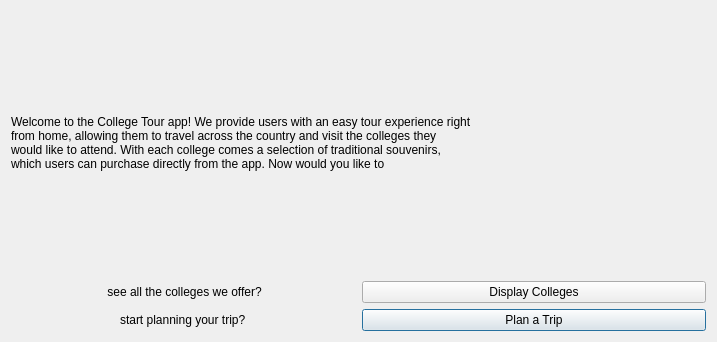
First picture: the form in userinterface.ui, repository Ling2251/CS1D-College-Tour, before the edit.
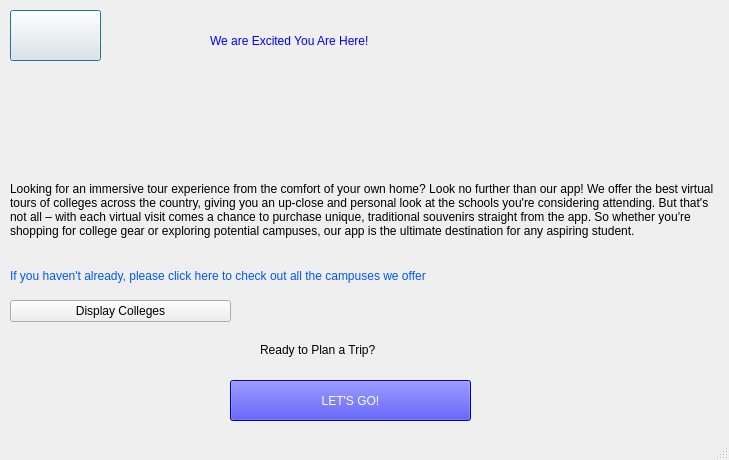
Second picture: the form after the edit. Icons and pictures are not drawn.

The edit to the form file:
```diff
--- a/userinterface.ui
+++ b/userinterface.ui
@@ -6,81 +6,171 @@
    <rect>
     <x>0</x>
     <y>0</y>
-    <width>717</width>
-    <height>342</height>
+    <width>729</width>
+    <height>460</height>
    </rect>
   </property>
   <property name="windowTitle">
    <string>Dialog</string>
   </property>
-  <layout class="QGridLayout" name="gridLayout_3">
-   <item row="0" column="0">
-    <layout class="QGridLayout" name="gridLayout_2">
-     <item row="0" column="0">
-      <widget class="QLabel" name="label_3">
-       <property name="styleSheet">
-        <string notr="true">font: 75 12pt &quot;MS Shell Dlg 2&quot;;
-color: rgb(0, 0, 0)</string>
-       </property>
-       <property name="text">
-        <string>Welcome to the College Tour app! We provide users with an easy tour experience right 
-from home, allowing them to travel across the country and visit the colleges they 
-would like to attend. With each college comes a selection of traditional souvenirs, 
-which users can purchase directly from the app. Now would you like to</string>
-       </property>
-      </widget>
-     </item>
-     <item row="1" column="0">
-      <layout class="QGridLayout" name="gridLayout">
-       <item row="1" column="0">
-        <layout class="QHBoxLayout" name="horizontalLayout_2">
-         <item alignment="Qt::AlignHCenter|Qt::AlignVCenter">
-          <widget class="QLabel" name="label">
-           <property name="styleSheet">
-            <string notr="true">font: 75 12pt &quot;MS Shell Dlg 2&quot;;
-color: rgb(0, 0, 0)</string>
-           </property>
-           <property name="text">
-            <string>start planning your trip?</string>
-           </property>
-          </widget>
-         </item>
-         <item>
-          <widget class="QPushButton" name="planTripButton">
-           <property name="text">
-            <string>Plan a Trip</string>
-           </property>
-          </widget>
-         </item>
-        </layout>
-       </item>
-       <item row="0" column="0">
-        <layout class="QHBoxLayout" name="horizontalLayout">
-         <item alignment="Qt::AlignHCenter|Qt::AlignVCenter">
-          <widget class="QLabel" name="label_2">
-           <property name="styleSheet">
-            <string notr="true">font: 75 12pt &quot;MS Shell Dlg 2&quot;;
-color: rgb(0, 0, 0)</string>
-           </property>
-           <property name="text">
-            <string> see all the colleges we offer?</string>
-           </property>
-          </widget>
-         </item>
-         <item>
-          <widget class="QPushButton" name="displayCollegeButton">
-           <property name="text">
-            <string>Display Colleges</string>
-           </property>
-          </widget>
-         </item>
-        </layout>
-       </item>
-      </layout>
-     </item>
-    </layout>
-   </item>
-  </layout>
+  <property name="sizeGripEnabled">
+   <bool>true</bool>
+  </property>
+  <widget class="QPushButton" name="mainpage">
+   <property name="geometry">
+    <rect>
+     <x>10</x>
+     <y>10</y>
+     <width>91</width>
+     <height>51</height>
+    </rect>
+   </property>
+   <property name="styleSheet">
+    <string notr="true">image: url(:/image/college logo.png);</string>
+   </property>
+   <property name="text">
+    <string/>
+   </property>
+  </widget>
+  <widget class="QLabel" name="label">
+   <property name="geometry">
+    <rect>
+     <x>10</x>
+     <y>250</y>
+     <width>551</width>
+     <height>51</height>
+    </rect>
+   </property>
+   <property name="autoFillBackground">
+    <bool>false</bool>
+   </property>
+   <property name="styleSheet">
+    <string notr="true">font: 700 italic 10pt &quot;Segoe UI&quot;;
+color: rgb(0, 85, 255);</string>
+   </property>
+   <property name="text">
+    <string>If you haven't already, please click here to check out all the campuses we offer </string>
+   </property>
+   <property name="scaledContents">
+    <bool>false</bool>
+   </property>
+   <property name="wordWrap">
+    <bool>true</bool>
+   </property>
+  </widget>
+  <widget class="QPushButton" name="displayCollegeButton">
+   <property name="geometry">
+    <rect>
+     <x>10</x>
+     <y>300</y>
+     <width>221</width>
+     <height>22</height>
+    </rect>
+   </property>
+   <property name="styleSheet">
+    <string notr="true">font: 700 10pt &quot;Segoe UI&quot;;</string>
+   </property>
+   <property name="text">
+    <string>Display Colleges</string>
+   </property>
+  </widget>
+  <widget class="QLabel" name="label_2">
+   <property name="geometry">
+    <rect>
+     <x>260</x>
+     <y>340</y>
+     <width>191</width>
+     <height>20</height>
+    </rect>
+   </property>
+   <property name="styleSheet">
+    <string notr="true">font: 700 12pt &quot;Segoe Print&quot;;
+</string>
+   </property>
+   <property name="text">
+    <string>Ready to Plan a Trip? </string>
+   </property>
+  </widget>
+  <widget class="QPushButton" name="planTripButton">
+   <property name="geometry">
+    <rect>
+     <x>230</x>
+     <y>380</y>
+     <width>241</width>
+     <height>41</height>
+    </rect>
+   </property>
+   <property name="styleSheet">
+    <string notr="true">
+font: 700 12pt &quot;Segoe UI&quot;;
+background-color: rgb(0, 0, 255);
+color: rgb(255, 255, 255);
+</string>
+   </property>
+   <property name="text">
+    <string>LET'S GO!</string>
+   </property>
+  </widget>
+  <widget class="QLabel" name="label_3">
+   <property name="geometry">
+    <rect>
+     <x>210</x>
+     <y>10</y>
+     <width>311</width>
+     <height>61</height>
+    </rect>
+   </property>
+   <property name="styleSheet">
+    <string notr="true">font: 600 18pt &quot;Segoe UI Variable Display Semib&quot;;
+color: rgb(0, 0, 255);</string>
+   </property>
+   <property name="text">
+    <string>We are Excited You Are Here! </string>
+   </property>
+  </widget>
+  <widget class="QLabel" name="label_4">
+   <property name="geometry">
+    <rect>
+     <x>10</x>
+     <y>160</y>
+     <width>711</width>
+     <height>101</height>
+    </rect>
+   </property>
+   <property name="styleSheet">
+    <string notr="true">font: 700 9pt &quot;Segoe UI&quot;;</string>
+   </property>
+   <property name="text">
+    <string>&lt;html&gt;&lt;head/&gt;&lt;body&gt;&lt;p&gt;Looking for an immersive tour experience from the comfort of your own home? Look no further than our app! We offer the best virtual tours of colleges across the country, giving you an up-close and personal look at the schools you're considering attending. But that's not all – with each virtual visit comes a chance to purchase unique, traditional souvenirs straight from the app. So whether you're shopping for college gear or exploring potential campuses, our app is the ultimate destination for any aspiring student.&lt;/p&gt;&lt;/body&gt;&lt;/html&gt;</string>
+   </property>
+   <property name="scaledContents">
+    <bool>false</bool>
+   </property>
+   <property name="wordWrap">
+    <bool>true</bool>
+   </property>
+  </widget>
+  <widget class="QLabel" name="label_5">
+   <property name="geometry">
+    <rect>
+     <x>0</x>
+     <y>0</y>
+     <width>731</width>
+     <height>161</height>
+    </rect>
+   </property>
+   <property name="text">
+    <string>&lt;html&gt;&lt;head/&gt;&lt;body&gt;&lt;p&gt;&lt;img src=&quot;:/image/different colleges.png&quot;/&gt;&lt;/p&gt;&lt;/body&gt;&lt;/html&gt;</string>
+   </property>
+  </widget>
+  <zorder>label_5</zorder>
+  <zorder>mainpage</zorder>
+  <zorder>label</zorder>
+  <zorder>displayCollegeButton</zorder>
+  <zorder>label_2</zorder>
+  <zorder>planTripButton</zorder>
+  <zorder>label_3</zorder>
+  <zorder>label_4</zorder>
  </widget>
  <resources/>
  <connections/>
```
Left out of the diff: 1 changed line with no effect on the pictures.
